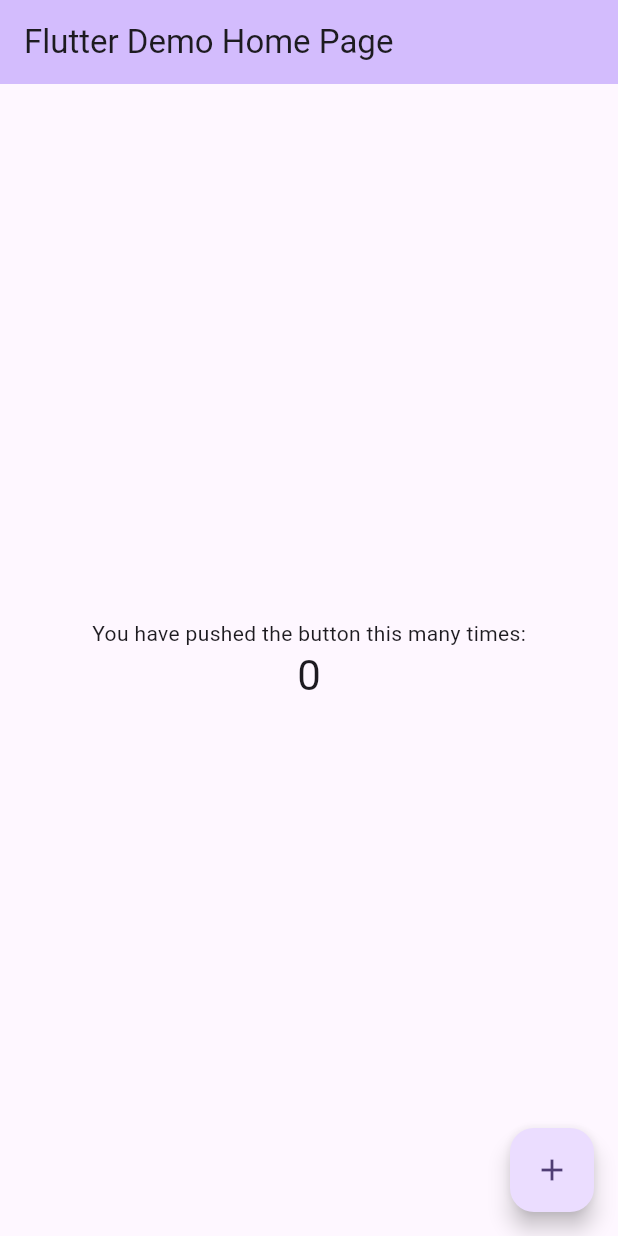
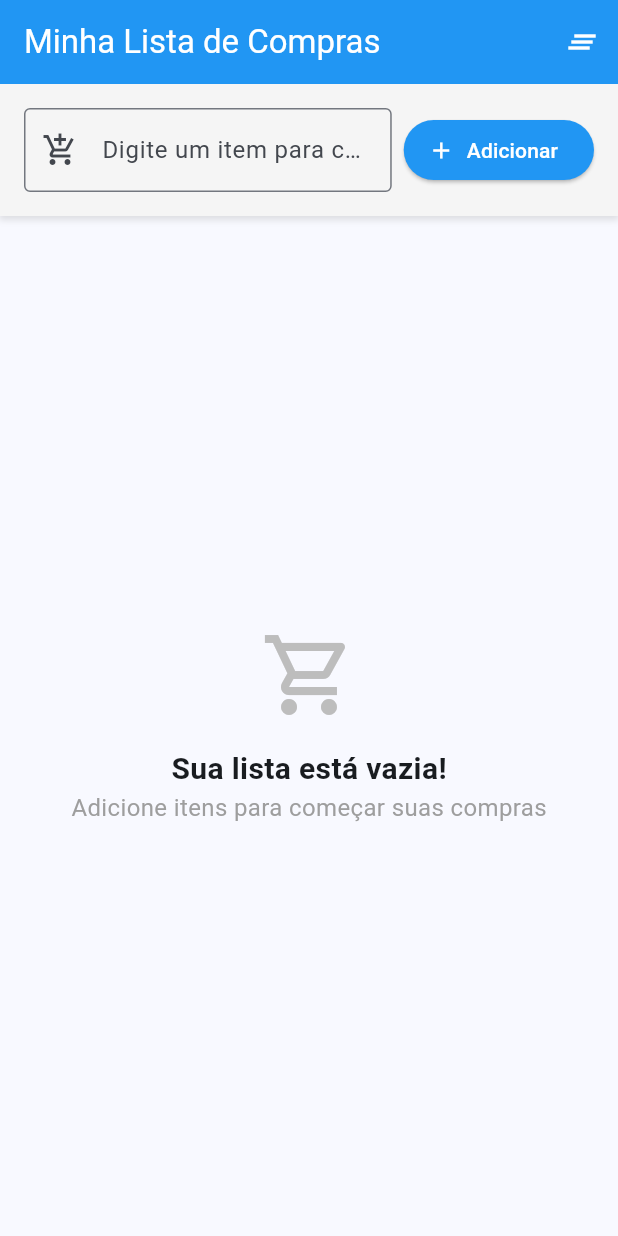
Before and after one commit to kaiohs333/flutter-lista-compras, a Flutter app: the screen it shows after launch, on a phone screen of 412 x 824 dp. Run offline on Flutter 3.47's test engine with Material 3 defaults, Android fonts, the phone set to English and light mode, and no system bars.

Commit message:
Refactor app structure and enhance shopping list functionality

```diff
--- a/lib/main.dart
+++ b/lib/main.dart
@@ -1,122 +1,305 @@
 import 'package:flutter/material.dart';
 
 void main() {
-  runApp(const MyApp());
+  runApp(const MeuApp());
 }
 
-class MyApp extends StatelessWidget {
-  const MyApp({super.key});
+class MeuApp extends StatelessWidget {
+  const MeuApp({super.key});
 
-  // This widget is the root of your application.
   @override
   Widget build(BuildContext context) {
     return MaterialApp(
-      title: 'Flutter Demo',
+      debugShowCheckedModeBanner: false, // Remove a faixa de "Debug"
+      title: 'Lista de Compras',
       theme: ThemeData(
-        // This is the theme of your application.
-        //
-        // TRY THIS: Try running your application with "flutter run". You'll see
-        // the application has a purple toolbar. Then, without quitting the app,
-        // try changing the seedColor in the colorScheme below to Colors.green
-        // and then invoke "hot reload" (save your changes or press the "hot
-        // reload" button in a Flutter-supported IDE, or press "r" if you used
-        // the command line to start the app).
-        //
-        // Notice that the counter didn't reset back to zero; the application
-        // state is not lost during the reload. To reset the state, use hot
-        // restart instead.
-        //
-        // This works for code too, not just values: Most code changes can be
-        // tested with just a hot reload.
-        colorScheme: ColorScheme.fromSeed(seedColor: Colors.deepPurple),
+        colorScheme: ColorScheme.fromSeed(seedColor: Colors.blue),
+        useMaterial3: true,
       ),
-      home: const MyHomePage(title: 'Flutter Demo Home Page'),
+      home: const PaginaInicial(),
     );
   }
 }
 
-class MyHomePage extends StatefulWidget {
-  const MyHomePage({super.key, required this.title});
-
-  // This widget is the home page of your application. It is stateful, meaning
-  // that it has a State object (defined below) that contains fields that affect
-  // how it looks.
-
-  // This class is the configuration for the state. It holds the values (in this
-  // case the title) provided by the parent (in this case the App widget) and
-  // used by the build method of the State. Fields in a Widget subclass are
-  // always marked "final".
-
-  final String title;
+class PaginaInicial extends StatefulWidget {
+  const PaginaInicial({super.key});
 
   @override
-  State<MyHomePage> createState() => _MyHomePageState();
+  State<PaginaInicial> createState() => _PaginaInicialState();
 }
 
-class _MyHomePageState extends State<MyHomePage> {
-  int _counter = 0;
+class _PaginaInicialState extends State<PaginaInicial> {
+  final List<String> itensCompra = [];
+  final List<bool> itensComprados = []; // Lista para marcar itens comprados
+  final TextEditingController controladorTexto = TextEditingController();
 
-  void _incrementCounter() {
+  @override
+  Widget build(BuildContext context) {
+    return Scaffold(
+      appBar: AppBar(
+        title: const Text('Minha Lista de Compras'),
+        backgroundColor: Colors.blue,
+        foregroundColor: Colors.white,
+        actions: [
+          // Botão para limpar toda a lista
+          IconButton(
+            icon: const Icon(Icons.clear_all),
+            onPressed: _limparLista,
+            tooltip: 'Limpar lista',
+          ),
+        ],
+      ),
+      body: Column(
+        children: [
+          // Área para adicionar itens
+          Container(
+            padding: const EdgeInsets.all(16.0),
+            decoration: BoxDecoration(
+              color: Colors.grey[100],
+              boxShadow: [
+                BoxShadow(
+                  color: Colors.grey.withOpacity(0.3),
+                  spreadRadius: 1,
+                  blurRadius: 3,
+                  offset: const Offset(0, 2),
+                ),
+              ],
+            ),
+            child: Row(
+              children: [
+                Expanded(
+                  child: TextField(
+                    controller: controladorTexto,
+                    decoration: const InputDecoration(
+                      hintText: 'Digite um item para comprar...',
+                      border: OutlineInputBorder(),
+                      prefixIcon: Icon(Icons.add_shopping_cart),
+                    ),
+                    onSubmitted: (texto) => _adicionarItem(),
+                  ),
+                ),
+                const SizedBox(width: 8),
+                ElevatedButton.icon(
+                  onPressed: _adicionarItem,
+                  icon: const Icon(Icons.add),
+                  label: const Text('Adicionar'),
+                  style: ElevatedButton.styleFrom(
+                    backgroundColor: Colors.blue,
+                    foregroundColor: Colors.white,
+                  ),
+                ),
+              ],
+            ),
+          ),
+
+          // Estatísticas rápidas
+          if (itensCompra.isNotEmpty)
+            Container(
+              padding: const EdgeInsets.all(16),
+              child: Row(
+                mainAxisAlignment: MainAxisAlignment.spaceAround,
+                children: [
+                  _criarEstatistica(
+                    'Total',
+                    '${itensCompra.length}',
+                    Icons.list,
+                    Colors.blue
+                  ),
+                  _criarEstatistica(
+                    'Comprados',
+                    '${itensComprados.where((comprado) => comprado).length}',
+                    Icons.check_circle,
+                    Colors.green
+                  ),
+                  _criarEstatistica(
+                    'Restantes',
+                    '${itensComprados.where((comprado) => !comprado).length}',
+                    Icons.pending,
+                    Colors.orange
+                  ),
+                ],
+              ),
+            ),
+
+          // Lista de itens
+          Expanded(
+            child: itensCompra.isEmpty
+                ? Center(
+                    child: Column(
+                      mainAxisAlignment: MainAxisAlignment.center,
+                      children: [
+                        Icon(Icons.shopping_cart_outlined,
+                             size: 64, color: Colors.grey[400]),
+                        const SizedBox(height: 16),
+                        const Text(
+                          'Sua lista está vazia!',
+                          style: TextStyle(fontSize: 20, fontWeight: FontWeight.bold),
+                        ),
+                        const Text(
+                          'Adicione itens para começar suas compras',
+                          style: TextStyle(fontSize: 16, color: Colors.grey),
+                        ),
+                      ],
+                    ),
+                  )
+                : ListView.builder(
+                    padding: const EdgeInsets.all(8),
+                    itemCount: itensCompra.length,
+                    itemBuilder: (context, indice) {
+                      bool foiComprado = itensComprados[indice];
+
+                      return Card(
+                        elevation: 2,
+                        margin: const EdgeInsets.symmetric(horizontal: 8, vertical: 4),
+                        child: ListTile(
+                          leading: Checkbox(
+                            value: foiComprado,
+                            onChanged: (valor) => _marcarComoComprado(indice, valor ?? false),
+                          ),
+                          title: Text(
+                            itensCompra[indice],
+                            style: TextStyle(
+                              decoration: foiComprado ? TextDecoration.lineThrough : null,
+                              color: foiComprado ? Colors.grey : Colors.black,
+                              fontSize: 16,
+                            ),
+                          ),
+                          trailing: IconButton(
+                            icon: const Icon(Icons.delete, color: Colors.red),
+                            onPressed: () => _mostrarConfirmacaoRemocao(indice),
+                          ),
+                          tileColor: foiComprado ? Colors.green[50] : null,
+                        ),
+                      );
+                    },
+                  ),
+          ),
+        ],
+      ),
+    );
+  }
+
+  // Widget para mostrar estatísticas
+  Widget _criarEstatistica(String titulo, String valor, IconData icone, Color cor) {
+    return Column(
+      children: [
+        Icon(icone, color: cor, size: 24),
+        const SizedBox(height: 4),
+        Text(
+          valor,
+          style: TextStyle(fontSize: 18, fontWeight: FontWeight.bold, color: cor),
+        ),
+        Text(titulo, style: const TextStyle(fontSize: 12, color: Colors.grey)),
+      ],
+    );
+  }
+
+  void _adicionarItem() {
+    String novoItem = controladorTexto.text.trim();
+
+    if (novoItem.isNotEmpty) {
+      if (itensCompra.any((item) => item.toLowerCase() == novoItem.toLowerCase())) {
+        _mostrarMensagem('Este item já está na sua lista!');
+        return;
+      }
+
+      setState(() {
+        itensCompra.add(novoItem);
+        itensComprados.add(false);
+        controladorTexto.clear();
+      });
+
+      _mostrarMensagem('Item "$novoItem" adicionado!');
+    }
+  }
+
+  void _removerItem(int indice) {
+    String itemRemovido = itensCompra[indice];
     setState(() {
-      // This call to setState tells the Flutter framework that something has
-      // changed in this State, which causes it to rerun the build method below
-      // so that the display can reflect the updated values. If we changed
-      // _counter without calling setState(), then the build method would not be
-      // called again, and so nothing would appear to happen.
-      _counter++;
+      itensCompra.removeAt(indice);
+      itensComprados.removeAt(indice);
     });
+    _mostrarMensagem('Item "$itemRemovido" removido!');
+  }
+
+  void _marcarComoComprado(int indice, bool comprado) {
+    setState(() {
+      itensComprados[indice] = comprado;
+    });
+
+    String mensagem = comprado ? 'Item comprado!' : 'Item desmarcado!';
+    _mostrarMensagem(mensagem);
+  }
+
+  void _limparLista() {
+    if (itensCompra.isEmpty) return;
+
+    showDialog(
+      context: context,
+      builder: (BuildContext context) {
+        return AlertDialog(
+          title: const Text('Limpar Lista'),
+          content: const Text('Tem certeza que deseja remover todos os itens?'),
+          actions: [
+            TextButton(
+              onPressed: () => Navigator.of(context).pop(),
+              child: const Text('Cancelar'),
+            ),
+            TextButton(
+              onPressed: () {
+                setState(() {
+                  itensCompra.clear();
+                  itensComprados.clear();
+                });
+                Navigator.of(context).pop();
+                _mostrarMensagem('Lista limpa!');
+              },
+              child: const Text('Limpar', style: TextStyle(color: Colors.red)),
+            ),
+          ],
+        );
+      },
+    );
+  }
+
+  void _mostrarConfirmacaoRemocao(int indice) {
+    showDialog(
+      context: context,
+      builder: (BuildContext context) {
+        return AlertDialog(
+          title: const Text('Remover Item'),
+          content: Text('Remover "${itensCompra[indice]}" da lista?'),
+          actions: [
+            TextButton(
+              onPressed: () => Navigator.of(context).pop(),
+              child: const Text('Cancelar'),
+            ),
+            TextButton(
+              onPressed: () {
+                _removerItem(indice);
+                Navigator.of(context).pop();
+              },
+              child: const Text('Remover', style: TextStyle(color: Colors.red)),
+            ),
+          ],
+        );
+      },
+    );
+  }
+
+  void _mostrarMensagem(String mensagem) {
+    if (!mounted) return;
+    ScaffoldMessenger.of(context).showSnackBar(
+      SnackBar(
+        content: Text(mensagem),
+        duration: const Duration(seconds: 2),
+      ),
+    );
   }
 
   @override
-  Widget build(BuildContext context) {
-    // This method is rerun every time setState is called, for instance as done
-    // by the _incrementCounter method above.
-    //
-    // The Flutter framework has been optimized to make rerunning build methods
-    // fast, so that you can just rebuild anything that needs updating rather
-    // than having to individually change instances of widgets.
-    return Scaffold(
-      appBar: AppBar(
-        // TRY THIS: Try changing the color here to a specific color (to
-        // Colors.amber, perhaps?) and trigger a hot reload to see the AppBar
-        // change color while the other colors stay the same.
-        backgroundColor: Theme.of(context).colorScheme.inversePrimary,
-        // Here we take the value from the MyHomePage object that was created by
-        // the App.build method, and use it to set our appbar title.
-        title: Text(widget.title),
-      ),
-      body: Center(
-        // Center is a layout widget. It takes a single child and positions it
-        // in the middle of the parent.
-        child: Column(
-          // Column is also a layout widget. It takes a list of children and
-          // arranges them vertically. By default, it sizes itself to fit its
-          // children horizontally, and tries to be as tall as its parent.
-          //
-          // Column has various properties to control how it sizes itself and
-          // how it positions its children. Here we use mainAxisAlignment to
-          // center the children vertically; the main axis here is the vertical
-          // axis because Columns are vertical (the cross axis would be
-          // horizontal).
-          //
-          // TRY THIS: Invoke "debug painting" (choose the "Toggle Debug Paint"
-          // action in the IDE, or press "p" in the console), to see the
-          // wireframe for each widget.
-          mainAxisAlignment: MainAxisAlignment.center,
-          children: <Widget>[
-            const Text('You have pushed the button this many times:'),
-            Text(
-              '$_counter',
-              style: Theme.of(context).textTheme.headlineMedium,
-            ),
-          ],
-        ),
-      ),
-      floatingActionButton: FloatingActionButton(
-        onPressed: _incrementCounter,
-        tooltip: 'Increment',
-        child: const Icon(Icons.add),
-      ), // This trailing comma makes auto-formatting nicer for build methods.
-    );
+  void dispose() {
+    controladorTexto.dispose();
+    super.dispose();
   }
 }
```
